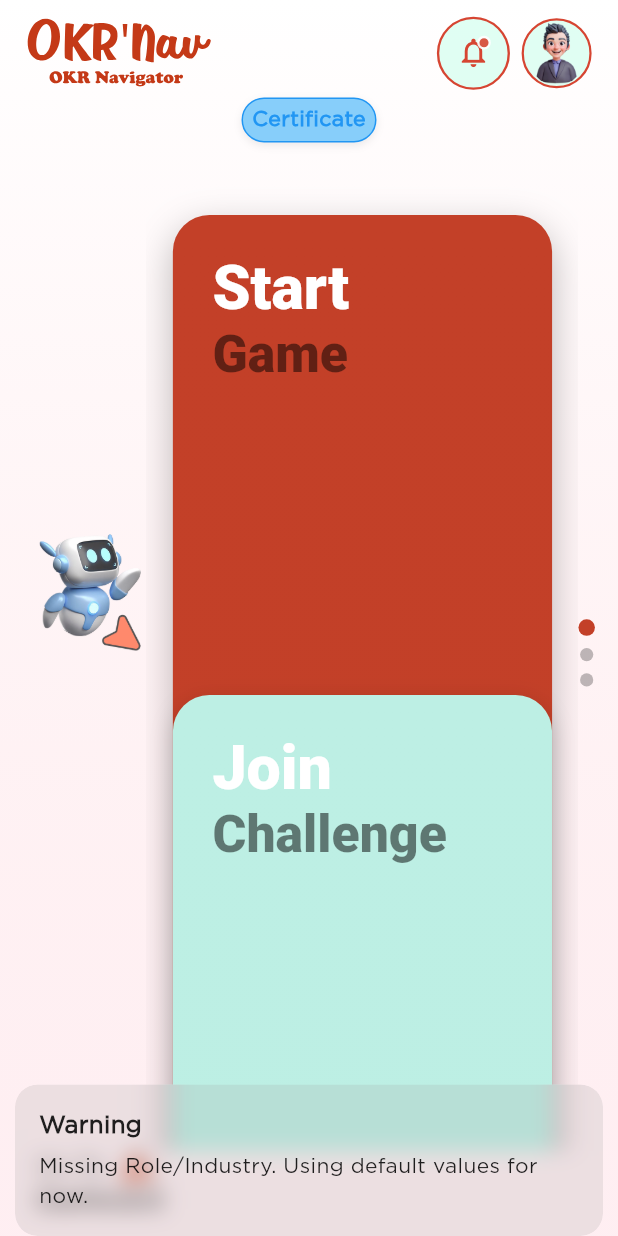
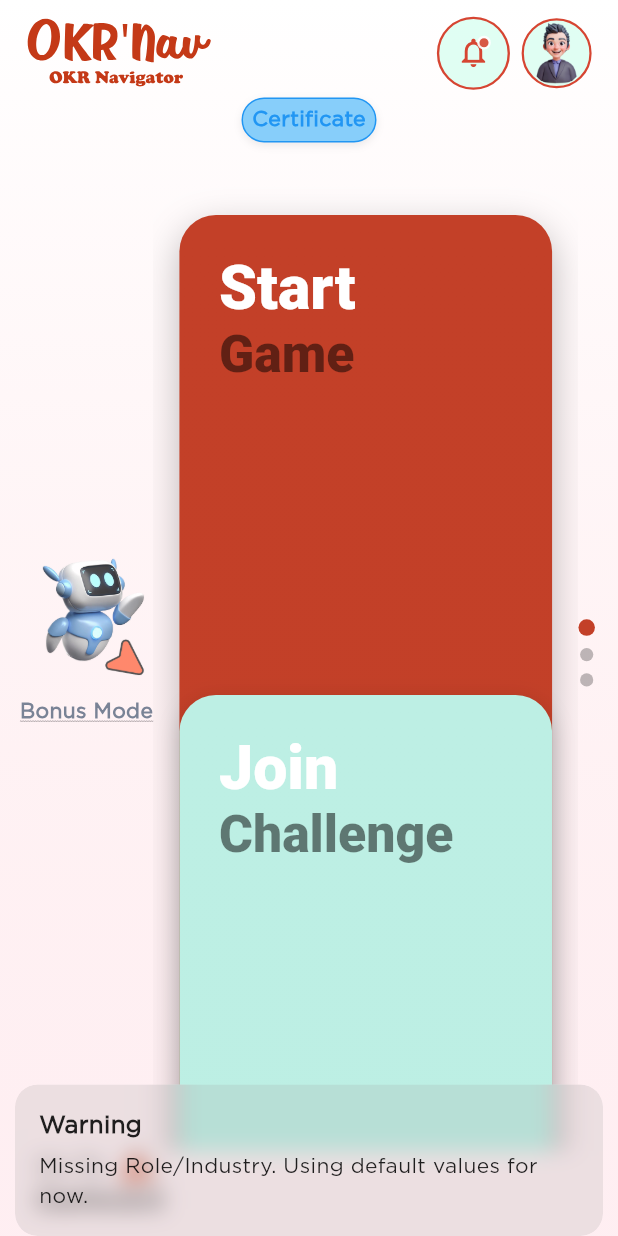
Before and after one commit to abdullah-4769/OKR-Navigator-Frontend, a Flutter app: the HomeScreen screen opened by its route, on a phone screen of 412 x 824 dp. Run offline on Flutter 3.47's test engine with Material 3 defaults, Android fonts, the light colour scheme and no system bars; our stand-ins replace dio, firebase_auth, firebase_core, firebase_messaging, flutter_local_notifications, flutter_screenutil and 9 more; accounts and stored records are empty; generated files the repository leaves out were written again; project files that could hold a hidden picture were left out.

Commit message:
fixings complete

```diff
--- a/lib/controllers/home_controller.dart
+++ b/lib/controllers/home_controller.dart
@@ -15,6 +15,7 @@ class HomeController extends GetxController {
       'subtitle': 'start_game_subtitle'.tr,
       'cta': 'tap_to_start'.tr,
       'bg': 0xFFC34028,
+
       'bg2': 0xFFB23322,
       'icon': 'assets/images/game.svg',
     },
--- a/lib/core/localization/es.dart
+++ b/lib/core/localization/es.dart
@@ -9,6 +9,12 @@ final Map<String, String> es = {
   "okr": "OKR",
   "certificate": "Certificado",
   'continue_with_google': 'Continuar con Google',
+  "phase_retry_test": "Test Phase to Continue",
+  "accepted": "Accepted",
+  "review_required": "Review Required",
+  "rejected": "Rejected",
+
+
 
   // AUTHENTICATION & ONBOARDING
   "dont_have_account": "¿No tienes una cuenta?",
--- a/lib/core/localization/fr.dart
+++ b/lib/core/localization/fr.dart
@@ -116,7 +116,7 @@ final Map<String, String> fr = {
   'select': 'Sélectionner',
   'strategy': 'Stratégie',
   'profile': 'Profil',
-  'draw_strategy': 'Dessinez votre stratégie',
+  'draw_strategy': 'Révélez votre stratégie',
   'draw_strategy_subtitle': 'Choisissez votre carte pour définir votre stratégie de mission.',
   'begin_mission': 'Commencer la mission',
   'load_game_data': 'Charger les données du jeu',
@@ -562,7 +562,7 @@ final Map<String, String> fr = {
   'competitor_launched_product': 'Un concurrent majeur a lancé un produit similaire à un prix 30% inférieur, affectant votre positionnement sur le marché.',
   'revenue_drop_warning': 'Les revenus projetés pourraient baisser de 40% si aucune action n\'est entreprise',
   'adapt_you': 'Adaptez-vous',
-  'back_home': 'Retour à l\'accueil',
+  'back_home': 'Accueil',
   'readjust_strategy': 'Réajustez votre stratégie au défi. Sélectionnez les éléments à modifier',
   'current_strategy': 'Stratégie actuelle',
   'development_new_markets': 'Développement de nouveaux marchés',
@@ -994,7 +994,7 @@ final Map<String, String> fr = {
 
   // STRATEGY SCREENS
   'strategy': 'Stratégie',
-  'draw_strategy': 'Dessinez votre stratégie',
+  'draw_strategy': 'Révélez votre stratégie',
   'draw_strategy_subtitle': 'Dessinez votre carte stratégique et faites le premier pas pour remodeler l\'avenir de l\'entreprise.',
   'strategy_tips': 'Conseils stratégiques',
   'strategic_tips': 'Conseils stratégiques',
@@ -1114,7 +1114,7 @@ final Map<String, String> fr = {
   'show_less': 'Afficher moins',
   'show_progress': 'Afficher la progression',
 
-  'back_home': 'Retour à l\'accueil',
+  'back_home': 'Accueil',
 
   'submitting': 'Soumission en cours',
 
@@ -1160,7 +1160,7 @@ final Map<String, String> fr = {
   'play_again': 'Rejouer',
   'go_to_dashboard': 'Aller au tableau de bord',
   'bonus_case_study_mode': 'Mode étude de cas bonus',
-  'back_home': 'Retour à l\'accueil',
+  'back_home': 'Accueil',
   'see_progress': 'Voir la progression',
 
   // ---- Strategy Journey Screen ----
@@ -1208,7 +1208,7 @@ final Map<String, String> fr = {
   'dashboard': 'Tableau de bord',
   'level_1_complete': 'Niveau 1 terminé',
   'success_rate': 'Taux de réussite',
-  'back_home': 'Retour à l\'accueil',
+  'back_home': 'Accueil',
 
   // Stats
   'badges': 'Badges',
@@ -1264,7 +1264,9 @@ final Map<String, String> fr = {
   'games': 'Jeux',
   'badges': 'Badges',
   'trophies': 'Trophées',
-  'back_home': 'Retour à l\'accueil',
+  'back_home': 'Accueil',
+  'strategy':'Alignement',
+  'selection': 'Stratégique',
 
   // ---------------------------
   // ACHIEVEMENTS
@@ -1331,10 +1333,17 @@ final Map<String, String> fr = {
 
   'single_user': 'Utilisateur unique',
   'multiple_users': 'Utilisateurs multiples',
-  "perfect": "parfait",
-  "excellent": "excellent",
-  "good": "bon",
-  "average": "moyen",
+  "perfect": "Parfait",
+  "excellent": "Excellent",
+  "good": "Bon",
+  "average": "Moyen",
+  "phase_retry_test": "Phase de test à continuer",
+  "accepted": "Accepté",
+  "review_required": "Révision requise",
+  "rejected": "Rejeté",
+
+
+
   'solo': 'Solo',
   'team': 'Équipe',
   'campaign': 'Parcours Certifiant',
--- a/lib/data/app_exceptions.dart
+++ b/lib/data/app_exceptions.dart
@@ -12,6 +12,7 @@ class AppException implements Exception {
 
 class FetchDataException extends AppException {
   FetchDataException([String? message])
+
       : super(message, 'Error During Communication');
 }
 
--- a/lib/data/datasources/innovative.dart
+++ b/lib/data/datasources/innovative.dart
@@ -15,6 +15,7 @@ class InnovativeStrategiesApi {
       // ✅ Get token from storage
       final storageRepository = Get.find<StorageRepository>();
       final token = await storageRepository.getAccessToken();
+
 
       // ✅ Use ApiConstants helper method instead of hardcoding URL
       final url = '${ApiConstants.baseUrl}${ApiConstants.keywordBaseInnovative}$strategyId';
--- a/lib/data/repositories/team_repository.dart
+++ b/lib/data/repositories/team_repository.dart
@@ -13,6 +13,7 @@
 // import '../../generated/network.dart';
 //
 // class TeamRepository {
+
 //   final TeamApi _teamApi = TeamApi(dio); // Initialize API client
 //
 //   // 1. Edit Team (PATCH /team/{id})
--- a/lib/presentation/views/authentication/profile_screen.dart
+++ b/lib/presentation/views/authentication/profile_screen.dart
@@ -142,6 +142,7 @@ class ProfileScreen extends StatelessWidget {
   Widget _buildTitleSection(
       ThemeData theme,
       double screenWidth,
+
       bool isPortrait,
       bool isTablet,
       ) {
--- a/lib/presentation/views/authentication/register_screen.dart
+++ b/lib/presentation/views/authentication/register_screen.dart
@@ -118,6 +118,7 @@ class _RegisterScreenState extends State<RegisterScreen> {
                         onTap: googlelogin.isGoogleLoading.value
                             ? null
                             : () => googlelogin.loginWithGoogle(),
+
                         borderRadius: BorderRadius.circular(20),
                         child: Container(
                           height: 45.h,
--- a/lib/presentation/views/contextual_screen/contextual_challange.dart
+++ b/lib/presentation/views/contextual_screen/contextual_challange.dart
@@ -250,7 +250,8 @@ class ContextualChallengeScreen extends StatelessWidget {
                           ),
                           child: CustomButton(
                             text: 'propose_adjustment'.tr,
-                            onPressed: () => Get.toNamed(AppRoutes.contextualCAdjustment),
+                            // onPressed: () => Get.toNamed(AppRoutes.contextualCAdjustment),
+                            onPressed: () => Get.toNamed(AppRoutes.gameCompleteScreen),
                           ),
                         ),
                       ),
--- a/lib/presentation/views/final_test_certification_screen.dart
+++ b/lib/presentation/views/final_test_certification_screen.dart
@@ -24,6 +24,7 @@ class FinalTestCertificationScreen extends StatelessWidget {
         child: OrientationBuilder(
           builder: (context, orientation) {
             final size = MediaQuery.of(context).size;
+
             final isPortrait = orientation == Orientation.portrait;
 
             return Stack(
--- a/lib/presentation/views/game_modes/game_mode_screen.dart
+++ b/lib/presentation/views/game_modes/game_mode_screen.dart
@@ -175,6 +175,7 @@ class GameModeScreen extends StatelessWidget {
 
                       SizedBox(height: AppDimensions.d30.h),
 
+
                       /// Continue Button
                       Center(
                         child: Padding(
--- a/lib/presentation/views/home/home_screen.dart
+++ b/lib/presentation/views/home/home_screen.dart
@@ -226,8 +226,7 @@ class _HomeScreenState extends State<HomeScreen> with TickerProviderStateMixin {
   }
 
   @override
-  Widget build(BuildContext context) {
-    return Scaffold(
+  Widget build(BuildContext context) => Scaffold(
       body: Container(
         decoration: BoxDecoration(
           gradient: LinearGradient(
@@ -284,10 +283,8 @@ class _HomeScreenState extends State<HomeScreen> with TickerProviderStateMixin {
         ),
       ),
     );
-  }
 
-  Widget _topBar() {
-    return Padding(
+  Widget _topBar() => Padding(
       padding: EdgeInsets.fromLTRB(16.w, 12.h, 16.w, 0),
       child: Row(
         mainAxisAlignment: MainAxisAlignment.spaceBetween,
@@ -303,8 +300,7 @@ class _HomeScreenState extends State<HomeScreen> with TickerProviderStateMixin {
               // Notification with blink animation
               AnimatedBuilder(
                 animation: _notificationBlinkAnimation,
-                builder: (context, child) {
-                  return Transform.scale(
+                builder: (context, child) => Transform.scale(
                     scale: _notificationBlinkAnimation.value,
                     child: _circleIcon(
                       child: Stack(
@@ -337,8 +333,7 @@ class _HomeScreenState extends State<HomeScreen> with TickerProviderStateMixin {
                         ],
                       ),
                     ),
-                  );
-                },
+                  ),
               ),
               SizedBox(width: 8.w),
               InkWell(
@@ -359,10 +354,8 @@ class _HomeScreenState extends State<HomeScreen> with TickerProviderStateMixin {
         ],
       ),
     );
-  }
 
-  Widget _circleIcon({required Widget child}) {
-    return Container(
+  Widget _circleIcon({required Widget child}) => Container(
       height: 46.sp,
       width: 46.sp,
       decoration: BoxDecoration(
@@ -375,29 +368,45 @@ class _HomeScreenState extends State<HomeScreen> with TickerProviderStateMixin {
       ),
       child: Center(child: child),
     );
-  }
 
-  Widget _mainCardsSectionContent() {
-    return Row(
+  Widget _mainCardsSectionContent() => Row(
+    mainAxisAlignment: MainAxisAlignment.center,
+      crossAxisAlignment: CrossAxisAlignment.center,
       children: [
+
         // Robot arrow with bounce and blink animation
-        Padding(
-          padding: EdgeInsets.only(left: 12.w, bottom: 60.h),
-          child: AnimatedBuilder(
-            animation: Listenable.merge([_robotBounceAnimation, _blinkAnimation]),
-            builder: (context, child) {
-              return Transform.translate(
+        Center(
+          child: Padding(
+            padding: EdgeInsets.only(left: 12.w),
+            child: AnimatedBuilder(
+              animation: Listenable.merge([_robotBounceAnimation, _blinkAnimation]),
+              builder: (context, child) => Transform.translate(
                 offset: Offset(0, -10 * _robotBounceAnimation.value),
                 child: Opacity(
                   opacity: _blinkAnimation.value,
-                  child: Image.asset(
-                    'assets/images/robortarrow.png',
-                    height: 90.h,
-                    fit: BoxFit.contain,
+                  child: Column(
+                    mainAxisAlignment: MainAxisAlignment.center,   // 🔥 Centers image + text vertically
+                    children: [
+                      Image.asset(
+                        'assets/images/robortarrow.png',
+                        height: 90.h,
+                        fit: BoxFit.contain,
+                      ),
+                      SizedBox(height: 8),
+                      Text(
+                        "Bonus Mode",
+                        style: TextStyle(
+                          fontSize: 14,
+                          fontWeight: FontWeight.bold,
+                          decoration: TextDecoration.underline,
+                          decorationStyle: TextDecorationStyle.wavy
+                        ),
+                      )
+                    ],
                   ),
                 ),
-              );
-            },
+              ),
+            ),
           ),
         ),
         Expanded(
@@ -439,7 +448,6 @@ class _HomeScreenState extends State<HomeScreen> with TickerProviderStateMixin {
         )
       ],
     );
-  }
 
   Widget _verticalDots() => Obx(
         () => Column(
--- a/lib/presentation/views/key_results/key_results_screen.dart
+++ b/lib/presentation/views/key_results/key_results_screen.dart
@@ -658,7 +658,7 @@ class _KeyResultsScreenState extends State<KeyResultsScreen> {
                         SizedBox(height: _getResponsiveSpacing(screenHeight, 0.03)),
 
                         /// OKR Constellation
-                        const CustomOKRConstellation(),
+                        // const CustomOKRConstellation(),
 
                         SizedBox(height: _getResponsiveSpacing(screenHeight, 0.03)),
 
--- a/lib/presentation/views/mini_simulation_play_screen.dart
+++ b/lib/presentation/views/mini_simulation_play_screen.dart
@@ -30,6 +30,7 @@ class MiniSimulationPlayScreen extends StatelessWidget {
 
   final OKRConstellationController constellationController = Get.put(
     OKRConstellationController(),
+
   );
 
   String _safeTranslate(String? key, {String fallback = ''}) {
--- a/lib/presentation/views/mini_simulation_screen.dart
+++ b/lib/presentation/views/mini_simulation_screen.dart
@@ -22,6 +22,7 @@ class MiniSimulationScreen extends StatelessWidget {
   Widget build(BuildContext context) => Scaffold(
       backgroundColor: Colors.white,
       body: CustomBackground(
+
         child: OrientationBuilder(
           builder: (context, orientation) {
             final size = MediaQuery.of(context).size;
--- a/lib/presentation/views/suggestion_initiatives/suggestion_initiatives_creen.dart
+++ b/lib/presentation/views/suggestion_initiatives/suggestion_initiatives_creen.dart
@@ -179,6 +179,7 @@ class _SuggestionInitiativesScreenState extends State<SuggestionInitiativesScree
                             horizontal: _getHorizontalPadding(screenWidth),
                           ),
                           child: CustomObjectiveContainer(
+
                             icon: Icons.flag,
                             title: _getContainerTitle(_displayData!.source).tr,
                             subtitle: _displayData!.title.tr,
```
Also changed, not shown: lib/presentation/views/feedback_screen.dart (+13 -11 lines), lib/presentation/views/strategy/strategy_selection_screen.dart (+15 -13 lines), lib/presentation/views/suggestion_initiatives/ai_analysis_screen.dart (+5 -4 lines), lib/presentation/widgets/score_board/mode_selector.dart (+9 -12 lines).
